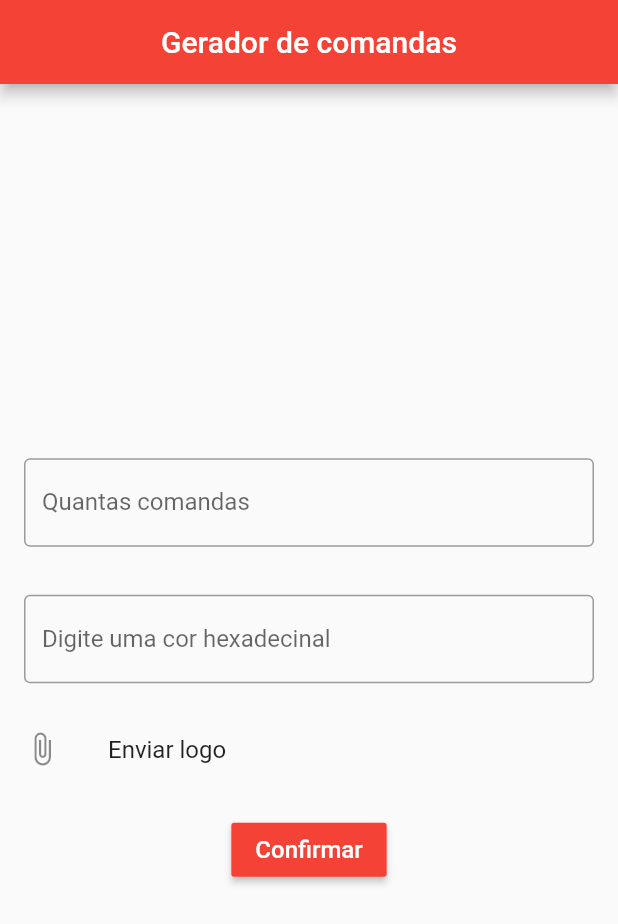
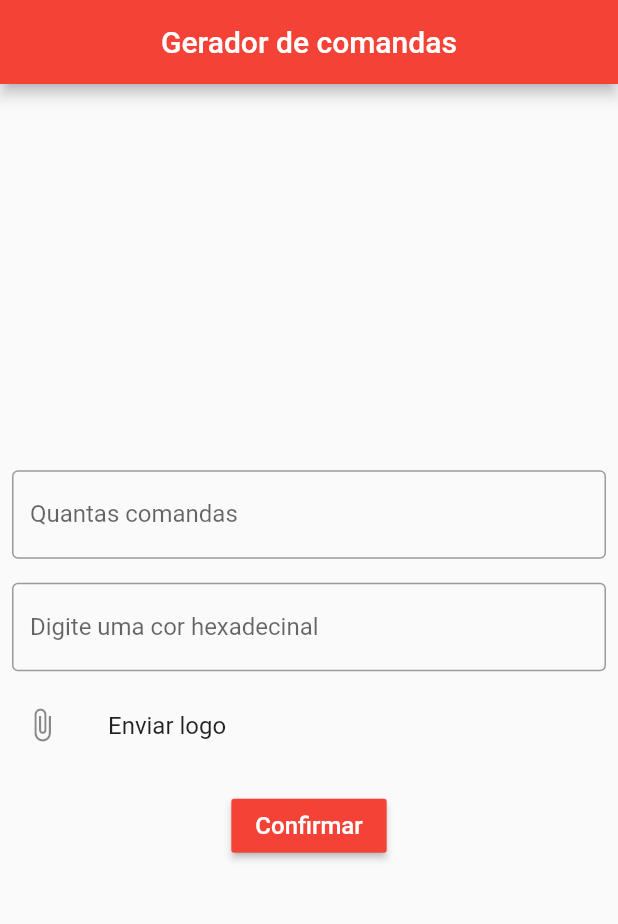
Before and after one commit to Matheus-hora48/gerador-comandas, a Flutter app: the screen it shows after launch, on a phone screen of 412 x 824 dp. Shown: the top 924 px of the screen. Run offline on Flutter 3.47's test engine with Material 2 defaults, Android fonts, the phone set to English and light mode, and no system bars; our stand-ins replace image_gallery_saver, image_picker, permission_handler, screenshot; missing offline and left inert: flutter_barcode_scanner, syncfusion_flutter_barcodes.

Commit message:
Mudanças

```diff
--- a/projeto/lib/pags/form_page.dart
+++ b/projeto/lib/pags/form_page.dart
@@ -1,9 +1,6 @@
 import 'dart:io';
-import 'dart:ui';
-import 'package:get/get.dart';
 import 'package:flutter/material.dart';
 import 'package:image_picker/image_picker.dart';
-import 'package:projeto/pags/gerador_com_leitor.dart';
 
 class FormPage extends StatefulWidget {
   const FormPage({Key? key}) : super(key: key);
@@ -55,7 +52,7 @@ class _FormPageState extends State<FormPage> {
         mainAxisAlignment: MainAxisAlignment.center,
         children: [
           Padding(
-            padding: const EdgeInsets.all(16.0),
+            padding: const EdgeInsets.all(8.0),
             child: TextField(
               onChanged: (text) => {comandas = text},
               keyboardType: TextInputType.number,
@@ -67,7 +64,7 @@ class _FormPageState extends State<FormPage> {
             ),
           ),
           Padding(
-            padding: const EdgeInsets.all(16.0),
+            padding: const EdgeInsets.all(8.0),
             child: TextField(
               onChanged: (text) => {comandas = text},
               controller: myControllerColors,
@@ -79,11 +76,11 @@ class _FormPageState extends State<FormPage> {
             ),
           ),
           ListTile(
-            leading: const Icon(Icons.attach_file),
-            title: const Text('Enviar logo'),
-            onTap: enviarLogo,
-            // trailing: logo != null ? Image.file(File(logo!.path)) : null
-          ),
+              leading: const Icon(Icons.attach_file),
+              title: const Text('Enviar logo'),
+              onTap: enviarLogo,
+              trailing:
+                  arquivo != null ? Image.file(File(arquivo!.path)) : null),
           const SizedBox(height: 15),
           RaisedButton(
             onPressed: () => _openSecondScreen(),
```
